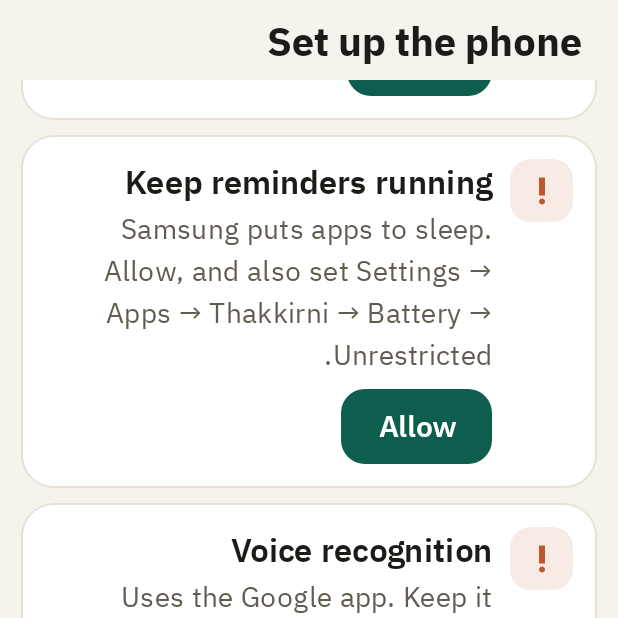
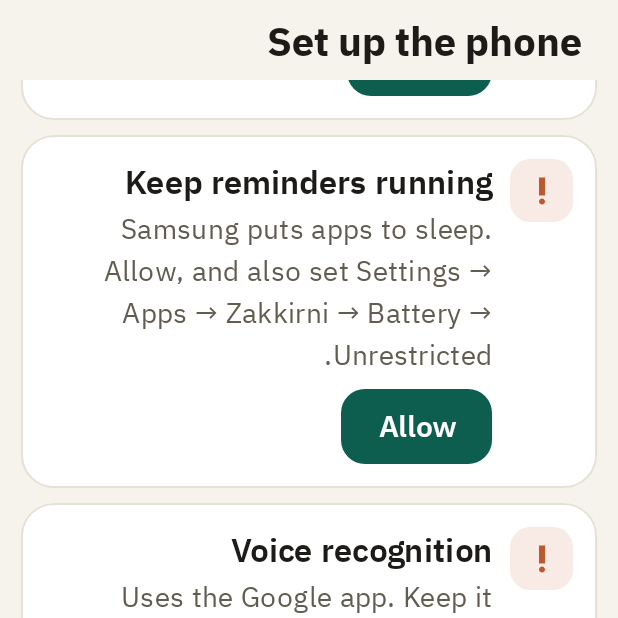
Before and after one commit to KIRAHERK/Smart-To-Do, an Android app built with Jetpack Compose: the screen it shows after launch (MainActivity), scrolled down 539 dp, on a phone screen of 412 x 824 dp, the top half of it. Run offline under Robolectric (Android 15) with nearby library versions, the phone set to English and light mode, and no system bars; our stand-ins replace Room's generated code; 1 statement that could not run was skipped.

Commit message:
Name: Zakkirni (ذكّرني)

```diff
--- a/app/src/main/java/io/github/kiraherk/smarttodo/Credits.kt
+++ b/app/src/main/java/io/github/kiraherk/smarttodo/Credits.kt
@@ -1,6 +1,6 @@
 package io.github.kiraherk.smarttodo
 
-/** Who made Thakkirni. Shown in Settings → About, the guide and the README. */
+/** Who made Zakkirni. Shown in Settings → About, the guide and the README. */
 object Credits {
     const val AUTHOR = "Hussein Al Herk"
     const val GITHUB_USER = "KIRAHERK"
--- a/app/src/main/java/io/github/kiraherk/smarttodo/ai/AssistantService.kt
+++ b/app/src/main/java/io/github/kiraherk/smarttodo/ai/AssistantService.kt
@@ -45,7 +45,7 @@ class AssistantService(
 
     companion object {
         val SYSTEM_PROMPT = """
-You are the personal assistant inside "Thakkirni" (ذكّرني), talking with an older businessman about his own
+You are the personal assistant inside "Zakkirni" (ذكّرني), talking with an older businessman about his own
 to-do list. Your answer is read aloud to him.
 - Answer in {LANG}. Be short, warm and clear: 1 to 4 sentences, natural spoken style, no lists, no markdown, no emojis.
 - Use ONLY the data provided (his tasks, statuses, notes and history). If the answer is not there, say so honestly.
--- a/app/src/main/java/io/github/kiraherk/smarttodo/ai/CommandInterpreter.kt
+++ b/app/src/main/java/io/github/kiraherk/smarttodo/ai/CommandInterpreter.kt
@@ -84,7 +84,7 @@ class CommandInterpreter(
             "explanations. Every field must hold only its final value. title = only the short task name (2 to 8 words)."
 
         val SYSTEM_PROMPT = """
-You are the brain of "Thakkirni" (ذكّرني), a voice-first to-do app used by an older businessman.
+You are the brain of "Zakkirni" (ذكّرني), a voice-first to-do app used by an older businessman.
 He speaks Arabic (any dialect), sometimes mixed with English or French words. Speech recognition
 can contain mistakes, so infer what he most likely meant.
 
--- a/app/src/main/res/drawable/ic_launcher_foreground.xml
+++ b/app/src/main/res/drawable/ic_launcher_foreground.xml
@@ -1,5 +1,5 @@
 <?xml version="1.0" encoding="utf-8"?>
-<!-- Thakkirni (ذكّرني): a microphone with a gold thread tied round it, the old way to remember. -->
+<!-- Zakkirni (ذكّرني): a microphone with a gold thread tied round it, the old way to remember. -->
 <vector xmlns:android="http://schemas.android.com/apk/res/android"
     android:width="108dp"
     android:height="108dp"
```
Also changed, not shown: app/src/main/res/values/strings.xml (+7 -7 lines), 9 other files.
